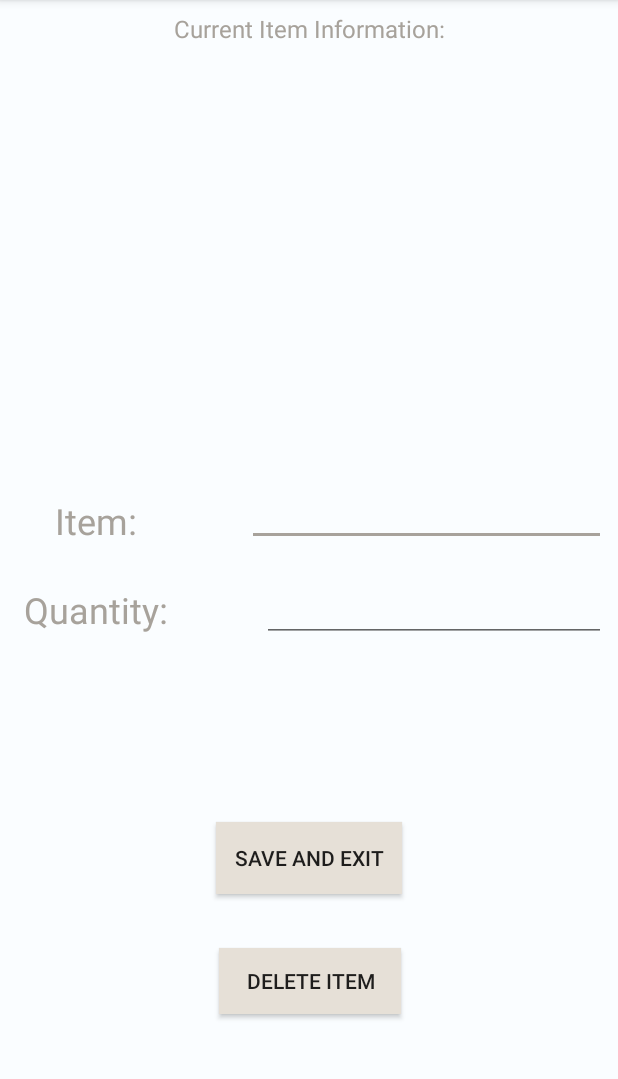
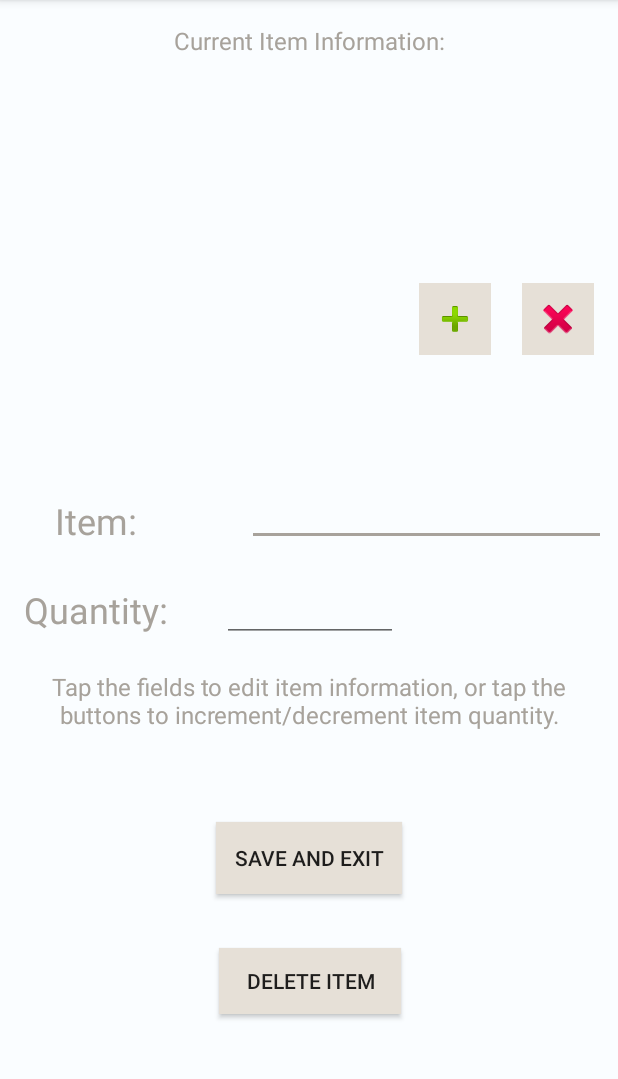
Before and after one commit to Apps5Good/InventoryApp, an Android app: the ItemInfo screen opened directly, with no data from a screen before it, on a phone screen of 412 x 824 dp, the part 84-1163 px from its top. Run offline under Robolectric (Android 15) with nearby library versions, the phone set to English and light mode, and no system bars; our stand-ins replace Room's generated code.

Commit message:
App V4 submission

```diff
--- a/app/src/main/java/com/example/deepa/inventoryapp/AppDatabase.java
+++ b/app/src/main/java/com/example/deepa/inventoryapp/AppDatabase.java
@@ -4,8 +4,9 @@ import android.arch.persistence.room.Database;
         import android.arch.persistence.room.RoomDatabase;
 
 /**
- * Created by deepa on 4/23/2018. The entire app database as well as the DAO was created
+ * Created by sreshtaa on 4/23/2018. The entire app database as well as the DAO was created
  * with the help of the youtube tutorial at this link: https://www.youtube.com/watch?v=CTBiwKlO5IU
+ * This database stores all the item information, including name and quantity
  */
 
 @Database(entities = {Item.class}, version = 1, exportSchema = false)
--- a/app/src/main/java/com/example/deepa/inventoryapp/Camera.java
+++ b/app/src/main/java/com/example/deepa/inventoryapp/Camera.java
@@ -20,6 +20,7 @@ import com.google.android.gms.vision.text.TextRecognizer;
 
 import java.io.FileNotFoundException;
 
+//This class accesses the photo gallery and uploads an image to the image reader, which reads the text and saves it as a string
 public class Camera extends AppCompatActivity {
     private ImageView preview;
     public Boolean addorsub;
--- a/app/src/main/java/com/example/deepa/inventoryapp/CreateItem.java
+++ b/app/src/main/java/com/example/deepa/inventoryapp/CreateItem.java
@@ -11,6 +11,7 @@ import android.widget.Toast;
 
 import java.util.List;
 
+//this class allows the user to manually create an item with a name and quantity
 public class CreateItem extends AppCompatActivity {
 
     EditText name;
--- a/app/src/main/java/com/example/deepa/inventoryapp/InventoryDisplay.java
+++ b/app/src/main/java/com/example/deepa/inventoryapp/InventoryDisplay.java
@@ -18,7 +18,7 @@ import android.widget.TextView;
 import java.util.ArrayList;
 import java.util.List;
 
-
+//This class displays the inventory in a listView format and gives the user a variety of options to add or remove items
 public class InventoryDisplay extends AppCompatActivity {
 
     List<Item> items;
--- a/app/src/main/java/com/example/deepa/inventoryapp/ItemInfo.java
+++ b/app/src/main/java/com/example/deepa/inventoryapp/ItemInfo.java
@@ -7,17 +7,21 @@ import android.os.Bundle;
 import android.view.View;
 import android.widget.Button;
 import android.widget.EditText;
+import android.widget.ImageButton;
 import android.widget.TextView;
 import android.widget.Toast;
 
 import java.util.List;
 
+//This class allows the user to modify item information manually
 public class ItemInfo extends AppCompatActivity {
 
     EditText editName;
     EditText editQuantity;
     Button saveAndExit;
     Button delete;
+    ImageButton inc;
+    ImageButton dec;
     int id;
 
 
@@ -30,6 +34,8 @@ public class ItemInfo extends AppCompatActivity {
         editQuantity = findViewById(R.id.editQuantity);
         saveAndExit = findViewById(R.id.saveButton);
         delete = findViewById(R.id.deleteButton);
+        inc = findViewById(R.id.increment);
+        dec = findViewById(R.id.decrement);
 
         //this bundle contains the specific item id, which is important when updating item information
         Bundle bundle = getIntent().getExtras();
@@ -69,6 +75,19 @@ public class ItemInfo extends AppCompatActivity {
             }
         });
 
+        inc.setOnClickListener(new View.OnClickListener() {
+            @Override
+            public void onClick(View view) {
+                increment();
+            }
+        });
+
+        dec.setOnClickListener(new View.OnClickListener() {
+            @Override
+            public void onClick(View view) {
+                decrement();
+            }
+        });
     }
 
     /**
@@ -127,12 +146,20 @@ public class ItemInfo extends AppCompatActivity {
         startActivity(intentInventory);
     }
 
-    private boolean isThere(AppDatabase db, Item i) {
-        for(Item dbItem : db.userDao().getAllItems()) {
-            if(dbItem.getItemName().toLowerCase().equals(i.getItemName().toLowerCase())) {
-                return true;
-            }
-        }
-        return false;
+     /**
+     * increments item quantity by 1
+     */
+    public void increment() {
+        int amount = Integer.parseInt(String.valueOf(editQuantity.getText())) + 1;
+        editQuantity.setText(String.valueOf(amount));
+    }
+
+    /**
+     * decreases item quantity by 1 if the quantity does not already equal zero
+     */
+    public void decrement() {
+        int amount = Integer.parseInt(String.valueOf(editQuantity.getText())) - 1;
+        if(amount > -1)
+            editQuantity.setText(String.valueOf(amount));
     }
 }
--- a/app/src/main/java/com/example/deepa/inventoryapp/ListPreview.java
+++ b/app/src/main/java/com/example/deepa/inventoryapp/ListPreview.java
@@ -8,6 +8,8 @@ import android.view.View;
 import android.widget.Button;
 import android.widget.EditText;
 
+/*this class displays a preview of the image reader's text and allows the user to make changes to item names before
+adding the list to the inventory*/
 public class ListPreview extends AppCompatActivity {
     Button save;
     String[] itemList;
--- a/app/src/main/java/com/example/deepa/inventoryapp/MainActivity.java
+++ b/app/src/main/java/com/example/deepa/inventoryapp/MainActivity.java
@@ -5,8 +5,9 @@ import android.support.v7.app.AppCompatActivity;
 import android.os.Bundle;
 import android.view.View;
 
+//This class is the home page and gives the user options to add or remove items, as well as view the inventory
 public class MainActivity extends AppCompatActivity {
-
+    Boolean status;
 
     @Override
     protected void onCreate(Bundle savedInstanceState) {
@@ -20,7 +21,7 @@ public class MainActivity extends AppCompatActivity {
      * @param v instance of a View object
      */
      public void addItems(View v) {
-        Boolean status = true; //if true, it will add; if false, it will subtract
+        status = true; //if true, it will add; if false, it will subtract
         Intent intentAdd = new Intent (this, Camera.class);
         intentAdd.putExtra("status", status);
 
@@ -33,7 +34,7 @@ public class MainActivity extends AppCompatActivity {
      * @param v instance of a View object
      */
     public void subtractItems(View v) {
-        Boolean status = false;
+        status = false;
         Intent intentSubtract = new Intent(this, Camera.class);
         intentSubtract.putExtra("status", status);
 
--- a/app/src/main/res/layout/activity_item_info.xml
+++ b/app/src/main/res/layout/activity_item_info.xml
@@ -44,11 +44,12 @@
         android:layout_height="wrap_content"
         android:layout_marginEnd="8dp"
         android:layout_marginStart="8dp"
-        android:layout_marginTop="8dp"
+        android:layout_marginTop="16dp"
         android:text="@string/current_info"
+        android:textColor="@color/colorAccent"
         android:textSize="16sp"
-        android:textColor="@color/colorAccent"
         app:layout_constraintEnd_toEndOf="parent"
+        app:layout_constraintHorizontal_bias="0.502"
         app:layout_constraintStart_toStartOf="parent"
         app:layout_constraintTop_toTopOf="parent" />
 
@@ -73,7 +74,7 @@
 
     <EditText
         android:id="@+id/editQuantity"
-        android:layout_width="229dp"
+        android:layout_width="117dp"
         android:layout_height="43dp"
         android:layout_marginBottom="340dp"
         android:layout_marginEnd="8dp"
@@ -83,7 +84,7 @@
         android:inputType="number"
         app:layout_constraintBottom_toBottomOf="parent"
         app:layout_constraintEnd_toEndOf="parent"
-        app:layout_constraintHorizontal_bias="1.0"
+        app:layout_constraintHorizontal_bias="0.502"
         app:layout_constraintStart_toStartOf="parent"
         app:layout_constraintTop_toBottomOf="@+id/editName"
         app:layout_constraintVertical_bias="1.0" />
@@ -115,4 +116,60 @@
         app:layout_constraintStart_toStartOf="parent"
         app:layout_constraintTop_toBottomOf="@+id/saveButton" />
 
+    <ImageButton
+        android:id="@+id/increment"
+        android:layout_width="48dp"
+        android:layout_height="48dp"
+        android:layout_marginBottom="8dp"
+        android:layout_marginEnd="8dp"
+        android:layout_marginStart="8dp"
+        android:layout_marginTop="8dp"
+        android:background="@color/button_color"
+        android:contentDescription="@string/content_description2"
+        app:layout_constraintBottom_toBottomOf="parent"
+        app:layout_constraintEnd_toEndOf="parent"
+        app:layout_constraintHorizontal_bias="0.78"
+        app:layout_constraintStart_toStartOf="parent"
+        app:layout_constraintTop_toTopOf="parent"
+        app:layout_constraintVertical_bias="0.257"
+        app:srcCompat="@android:drawable/ic_input_add" />
+
+    <ImageButton
+        android:id="@+id/decrement"
+        android:layout_width="48dp"
+        android:layout_height="48dp"
+        android:layout_marginBottom="8dp"
+        android:layout_marginEnd="16dp"
+        android:layout_marginRight="16dp"
+        android:layout_marginLeft="4dp"
+        android:layout_marginStart="4dp"
+        android:layout_marginTop="8dp"
+        android:background="@color/button_color"
+        android:contentDescription="@string/content_description2"
+        app:layout_constraintBottom_toBottomOf="parent"
+        app:layout_constraintEnd_toEndOf="parent"
+        app:layout_constraintHorizontal_bias="1.0"
+        app:layout_constraintStart_toStartOf="parent"
+        app:layout_constraintTop_toTopOf="parent"
+        app:layout_constraintVertical_bias="0.257"
+        app:srcCompat="@android:drawable/ic_delete" />
+
+    <TextView
+        android:id="@+id/instructions"
+        android:textAlignment="center"
+        android:textColor="@color/colorAccent"
+        android:layout_width="match_parent"
+        android:layout_height="50dp"
+        android:layout_marginBottom="8dp"
+        android:layout_marginEnd="8dp"
+        android:layout_marginStart="8dp"
+        android:layout_marginTop="8dp"
+        android:textSize="16sp"
+        android:text="@string/instructions"
+        app:layout_constraintBottom_toTopOf="@+id/saveButton"
+        app:layout_constraintEnd_toEndOf="parent"
+        app:layout_constraintStart_toStartOf="parent"
+        app:layout_constraintTop_toBottomOf="@+id/editQuantity"
+        app:layout_constraintVertical_bias="0.203" />
+
 </android.support.constraint.ConstraintLayout>
--- a/app/src/main/res/layout/activity_list_preview.xml
+++ b/app/src/main/res/layout/activity_list_preview.xml
@@ -32,7 +32,7 @@
         android:layout_marginStart="8dp"
         android:layout_marginTop="16dp"
         android:text="@string/tap_to_edit"
-        android:textSize="16dp"
+        android:textSize="16sp"
         android:textColor="@color/colorAccent"
         app:layout_constraintBottom_toTopOf="@+id/items"
         app:layout_constraintEnd_toEndOf="@+id/items"
--- a/app/src/main/res/values/strings.xml
+++ b/app/src/main/res/values/strings.xml
@@ -34,10 +34,12 @@
     //ItemInfo Page
     <string name="quantity">Quantity:</string>
     <string name="item">Item:</string>
-    <string name="instructions">If you would like to edit item information, please insert below: </string>
+    <string name="instructions">Tap the fields to edit item information, or tap the buttons to increment/decrement
+                                item quantity.</string>
     <string name="current_info">Current Item Information:</string>
     <string name="exit">Exit</string>
     <string name="save_and_exit">Save and Exit</string>
     <string name="delete_item">Delete Item</string>
+    <string name="content_description2">Increment and decrement buttons</string>
 
 </resources>
```
Also changed, not shown: app/src/main/java/com/example/deepa/inventoryapp/Item.java (+10 -6 lines), app/src/main/java/com/example/deepa/inventoryapp/UserDao.java (+7 -0 lines).
